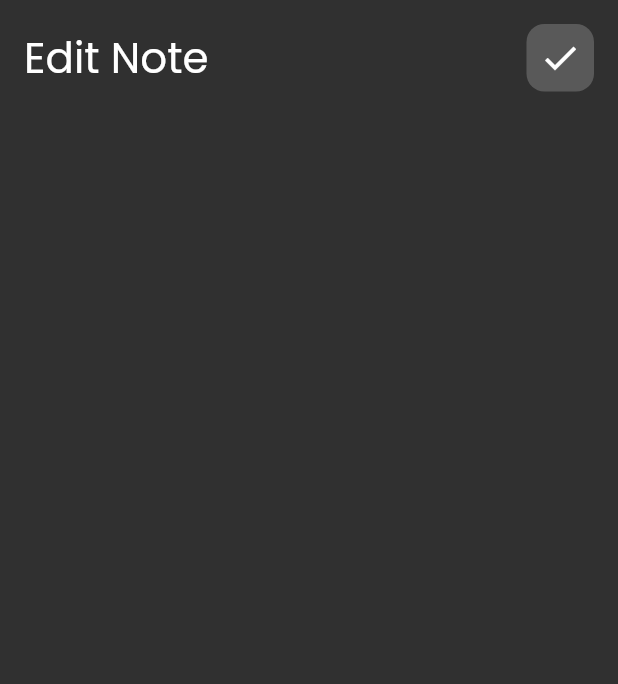
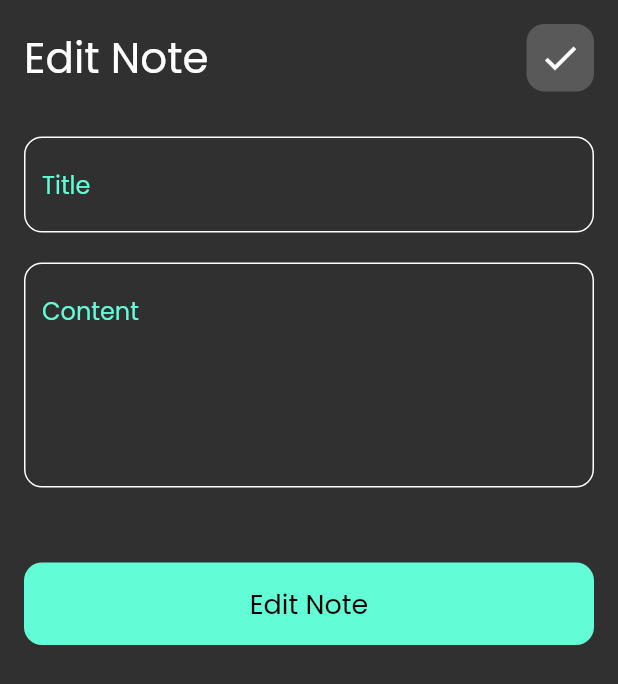
Before and after one commit to SaifHatem/notes_app, a Flutter app: the screen it shows after launch, after a tap on the "edit" icon, on a phone screen of 412 x 824 dp. Shown: the top 684 px of the screen. Run offline on Flutter 3.47's test engine with Material 3 defaults, Android fonts, the phone set to English and light mode, and no system bars.

Commit message:
edit note view

```diff
--- a/lib/widgets/add_note_botton_sheet.dart
+++ b/lib/widgets/add_note_botton_sheet.dart
@@ -41,7 +41,9 @@ class AddNoteModalSheet extends StatelessWidget {
               SizedBox(
                 height: 50,
               ),
-              CustomButton(),
+              CustomButton(
+                text: 'Add note',
+              ),
             ],
           ),
         ),
--- a/lib/widgets/custom_button.dart
+++ b/lib/widgets/custom_button.dart
@@ -2,8 +2,9 @@ import 'package:flutter/material.dart';
 import 'package:notes_app/constants.dart';
 
 class CustomButton extends StatelessWidget {
-  const CustomButton({super.key});
+  const CustomButton({super.key, required this.text});
 
+  final String text;
   @override
   Widget build(BuildContext context) {
     return Container(
@@ -14,10 +15,10 @@ class CustomButton extends StatelessWidget {
         color: kPrimaryColor,
         borderRadius: BorderRadius.circular(12),
       ),
-      child: const Center(
+      child: Center(
         child: Text(
-          'Add Note',
-          style: TextStyle(
+          text,
+          style: const TextStyle(
               color: Colors.black, fontSize: 18, fontWeight: FontWeight.w300),
         ),
       ),
--- a/lib/widgets/custom_note_item.dart
+++ b/lib/widgets/custom_note_item.dart
@@ -21,15 +21,6 @@ class CustomNoteItem extends StatelessWidget {
           crossAxisAlignment: CrossAxisAlignment.end,
           mainAxisAlignment: MainAxisAlignment.spaceAround,
           children: [
-            IconButton(
-              onPressed: () {
-                Navigator.pushNamed(context, EditNoteView.id);
-              },
-              icon: const Icon(
-                Icons.edit,
-                color: Colors.black,
-              ),
-            ),
             ListTile(
               contentPadding: const EdgeInsets.all(0),
               title: const Text(
@@ -62,6 +53,15 @@ class CustomNoteItem extends StatelessWidget {
                 ),
               ),
             ),
+            IconButton(
+              onPressed: () {
+                Navigator.pushNamed(context, EditNoteView.id);
+              },
+              icon: const Icon(
+                Icons.edit,
+                color: Colors.black,
+              ),
+            ),
           ],
         ),
       ),
--- a/lib/widgets/edit_note_view_body.dart
+++ b/lib/widgets/edit_note_view_body.dart
@@ -1,20 +1,46 @@
 import 'package:flutter/material.dart';
 import 'package:notes_app/widgets/custom_app_bar.dart';
+import 'package:notes_app/widgets/custom_button.dart';
+import 'package:notes_app/widgets/custom_text_field.dart';
 
 class EditNoteViewBody extends StatelessWidget {
   const EditNoteViewBody({super.key});
 
   @override
   Widget build(BuildContext context) {
-    return const Padding(
-      padding: EdgeInsets.only(top: 16.0, left: 16, right: 16, bottom: 12),
+    final keyboardHeight = MediaQuery.of(context).viewInsets.bottom;
+
+    return Padding(
+      padding: EdgeInsets.only(
+          top: 16.0, left: 16, right: 16, bottom: keyboardHeight),
+      child: const SingleChildScrollView(
         child: Column(
           children: [
             CustomAppBar(
               text: 'Edit Note',
               icon: Icons.check,
             ),
+            SizedBox(
+              height: 30,
+            ),
+            CustomTextField(
+              hint: 'Title',
+            ),
+            SizedBox(
+              height: 20,
+            ),
+            CustomTextField(
+              hint: 'Content',
+              maxLines: 5,
+            ),
+            SizedBox(
+              height: 50,
+            ),
+            CustomButton(
+              text: 'Edit Note',
+            ),
           ],
+        ),
       ),
     );
   }
```
Lines whose indentation alone changed are shown as unchanged.
